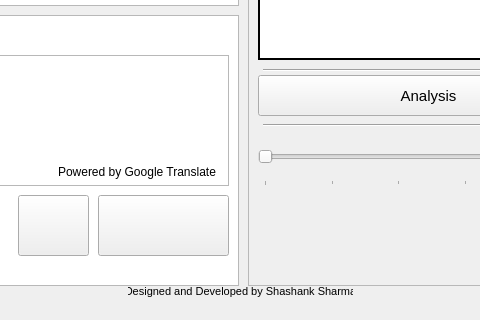
shashankrnr32/KannadaTTS-Application, file App/ui/Application.ui: the form before one commit; both pictures show x 402 to 882 and y 448 to 768 of the 1366 by 768 pixel window.
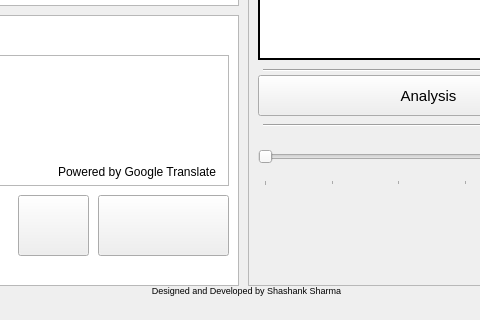
The form after the commit. Icons and pictures are not drawn.

Patch:
```diff
--- a/App/ui/Application.ui
+++ b/App/ui/Application.ui
@@ -1049,15 +1049,15 @@
    <widget class="QLabel" name="label_2">
     <property name="geometry">
      <rect>
-      <x>530</x>
+      <x>550</x>
       <y>710</y>
-      <width>225</width>
-      <height>12</height>
+      <width>197</width>
+      <height>11</height>
      </rect>
     </property>
     <property name="font">
      <font>
-      <pointsize>8</pointsize>
+      <pointsize>7</pointsize>
      </font>
     </property>
     <property name="text">
```
